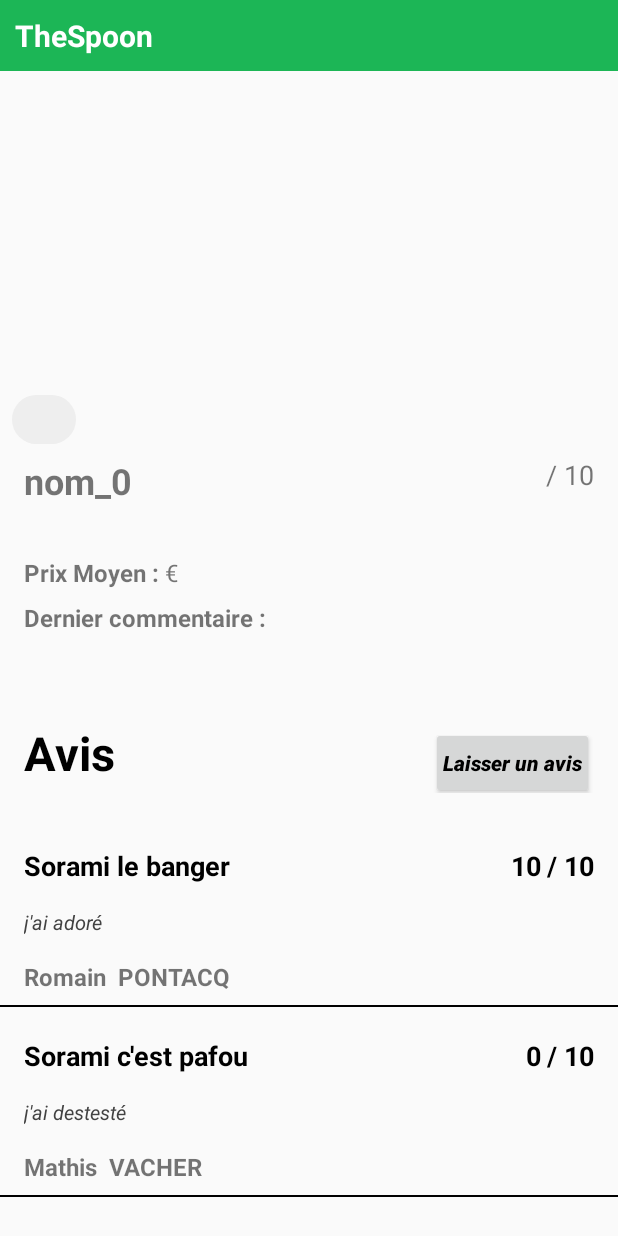
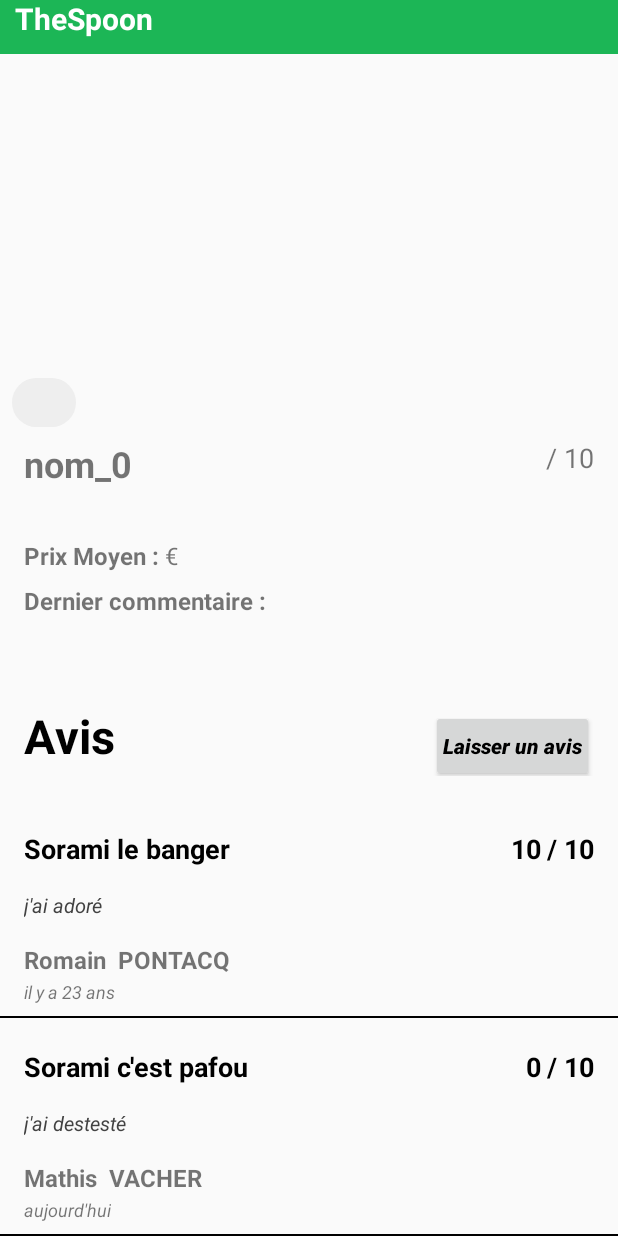
Before and after one commit to RP1102/TheSpoon, an Android app: the screen it shows after launch (DetailsRestaurantActivity), after a tap on "Africaine", on a phone screen of 412 x 824 dp. Run offline under Robolectric (Android 15) with nearby library versions, the phone set to English and light mode, and no system bars.

Commit message:
-- Details Restaurant : Comment --   + Add date to layout

```diff
--- a/app/src/main/java/com/example/thespoon/AdapterComment.java
+++ b/app/src/main/java/com/example/thespoon/AdapterComment.java
@@ -1,11 +1,8 @@
 package com.example.thespoon;
 
-import android.text.format.DateUtils;
-import android.util.Log;
 import android.view.LayoutInflater;
 import android.view.View;
 import android.view.ViewGroup;
-import android.widget.ImageView;
 import android.widget.TextView;
 
 import androidx.annotation.NonNull;
@@ -39,8 +36,7 @@ public class AdapterComment extends RecyclerView.Adapter<AdapterComment.ViewHold
         holder.contentTextView.setText(comment.getText());
         holder.firstNameTextView.setText(comment.getWriter().getFirstName());
         holder.lastNameTextView.setText(comment.getWriter().getLastName());
-        //holder.dateTextView.setText("toto"); //formatDate(comment.getDate()));
-
+        holder.dateTextView.setText(formatDateDifference(comment.getDate()));
     }
 
     public class ViewHolder extends RecyclerView.ViewHolder {
@@ -60,7 +56,7 @@ public class AdapterComment extends RecyclerView.Adapter<AdapterComment.ViewHold
             firstNameTextView = itemView.findViewById(R.id.firstNameTextView);
             lastNameTextView = itemView.findViewById(R.id.lastNameTextView);
             contentTextView = itemView.findViewById(R.id.contentTextView);
-            //dateTextView = itemView.findViewById(R.id.dateTextView);
+            dateTextView = itemView.findViewById(R.id.dateTextView);
         }
     }
 
@@ -70,12 +66,28 @@ public class AdapterComment extends RecyclerView.Adapter<AdapterComment.ViewHold
     }
 
 
-    public String formatDate(Date date) {
-        long now = System.currentTimeMillis();
-        long dateTime = date.getTime();
+    public static String formatDateDifference(Date date) {
+        long diffInMillis = new Date().getTime() - date.getTime();
+        long diffInSeconds = diffInMillis / 1000;
+        long diffInMinutes = diffInSeconds / 60;
+        long diffInHours = diffInMinutes / 60;
+        long diffInDays = diffInHours / 24;
 
-        CharSequence timeAgo = DateUtils.getRelativeTimeSpanString(dateTime, now, DateUtils.MINUTE_IN_MILLIS);
-
-        return timeAgo.toString();
+        if (diffInDays == 0) {
+            return "aujourd'hui";
+        } else if (diffInDays == 1) {
+            return "hier";
+        } else if (diffInDays < 7) {
+            return "il y a " + diffInDays + " jours";
+        } else if (diffInDays < 30) {
+            long diffInWeeks = diffInDays / 7;
+            return "il y a " + diffInWeeks + (diffInWeeks > 1 ? " semaines" : " semaine");
+        } else if (diffInDays < 365) {
+            long diffInMonths = diffInDays / 30;
+            return "il y a " + diffInMonths + " mois";
+        } else {
+            long diffInYears = diffInDays / 365;
+            return "il y a " + diffInYears + (diffInYears > 1 ? " ans" : " an");
+        }
     }
 }
--- a/app/src/main/java/com/example/thespoon/MainActivity.java
+++ b/app/src/main/java/com/example/thespoon/MainActivity.java
@@ -5,22 +5,16 @@ import androidx.recyclerview.widget.LinearLayoutManager;
 import androidx.recyclerview.widget.RecyclerView;
 
 import com.example.thespoon.Entity.Comment;
-import com.example.thespoon.Entity.Comment;
 import com.example.thespoon.Entity.Rate;
 import com.example.thespoon.Entity.User;
 import com.example.thespoon.Enum.FoodTypeEnum;
 import com.example.thespoon.Entity.Restaurant;
 
-import android.content.Context;
 import android.content.Intent;
 import android.os.Bundle;
-import android.view.Gravity;
-import android.view.LayoutInflater;
-import android.view.View;
-import android.view.ViewGroup;
-import android.widget.Button;
-import android.widget.PopupWindow;
 
+import java.text.ParseException;
+import java.text.SimpleDateFormat;
 import java.util.ArrayList;
 import java.util.Date;
 import java.util.List;
@@ -36,7 +30,12 @@ public class MainActivity extends AppCompatActivity {
 
         RecyclerView recyclerView = findViewById(R.id.list_restaurants);
 
-        List<Restaurant> restaurants = getRestaurants();
+        List<Restaurant> restaurants;
+        try {
+            restaurants = getRestaurants();
+        } catch (ParseException e) {
+            throw new RuntimeException(e);
+        }
 
         AdapterRestaurant adapter = new AdapterRestaurant(restaurants);
 
@@ -57,7 +56,7 @@ public class MainActivity extends AppCompatActivity {
 
     }
 
-    private List<Restaurant> getRestaurants() {
+    private List<Restaurant> getRestaurants() throws ParseException {
 
         List<Restaurant> restaurantList = new ArrayList<>();
         List<Integer> ratesList = new ArrayList<>();
@@ -68,8 +67,12 @@ public class MainActivity extends AppCompatActivity {
             ratesList.add(randomNumber);
         }
 
+        SimpleDateFormat sdf = new SimpleDateFormat("dd/MM/yyyy");
+        String dateString = "30/09/2000";
+        Date date = sdf.parse(dateString);
+
         List<Comment> commentList = new ArrayList<>();
-        commentList.add(new Comment(new User("Romain", "PONTACQ"),new Date(), "Sorami le banger","j'ai adoré ", 10));
+        commentList.add(new Comment(new User("Romain", "PONTACQ"),date, "Sorami le banger","j'ai adoré ", 10));
         commentList.add(new Comment(new User("Mathis", "VACHER"),new Date(), "Sorami c'est pafou","j'ai destesté ", 0));
 
         for (int i = 0; i < 5; i++) {
--- a/app/src/main/res/layout/item_comment.xml
+++ b/app/src/main/res/layout/item_comment.xml
@@ -10,7 +10,7 @@
         android:layout_width="match_parent"
         android:layout_height="wrap_content"
         android:orientation="vertical"
-        tools:ignore="MissingConstraints">
+        tools:ignore="MissingClass,MissingConstraints">
 
         <LinearLayout
             android:layout_width="match_parent"
@@ -78,7 +78,7 @@
         <LinearLayout
             android:layout_width="match_parent"
             android:layout_height="match_parent"
-            android:orientation="horizontal">
+            android:orientation="vertical">
 
             <LinearLayout
                 android:layout_width="match_parent"
@@ -86,7 +86,7 @@
                 android:orientation="horizontal"
                 android:layout_marginStart="16dp"
                 android:layout_marginTop="8dp"
-                android:layout_marginBottom="8dp">
+                android:layout_marginBottom="2dp">
 
                 <TextView
                     android:id="@+id/firstNameTextView"
@@ -94,7 +94,7 @@
                     android:layout_height="wrap_content"
                     android:textSize="16sp"
                     android:textStyle="bold"
-                    android:paddingRight="8sp"
+                    android:paddingEnd="8sp"
                     tools:ignore="MissingConstraints" />
 
                 <TextView
@@ -110,12 +110,10 @@
                 android:id="@+id/dateTextView"
                 android:layout_width="wrap_content"
                 android:layout_height="wrap_content"
-                android:textSize="16sp"
-                android:textStyle="bold"
+                android:textSize="12sp"
+                android:textStyle="italic"
                 android:layout_marginStart="16dp"
-                android:layout_marginTop="8dp"
-                android:layout_marginBottom="8dp"
-                tools:ignore="MissingConstraints" />
+                android:layout_marginBottom="8dp" />
 
         </LinearLayout>
 
```
